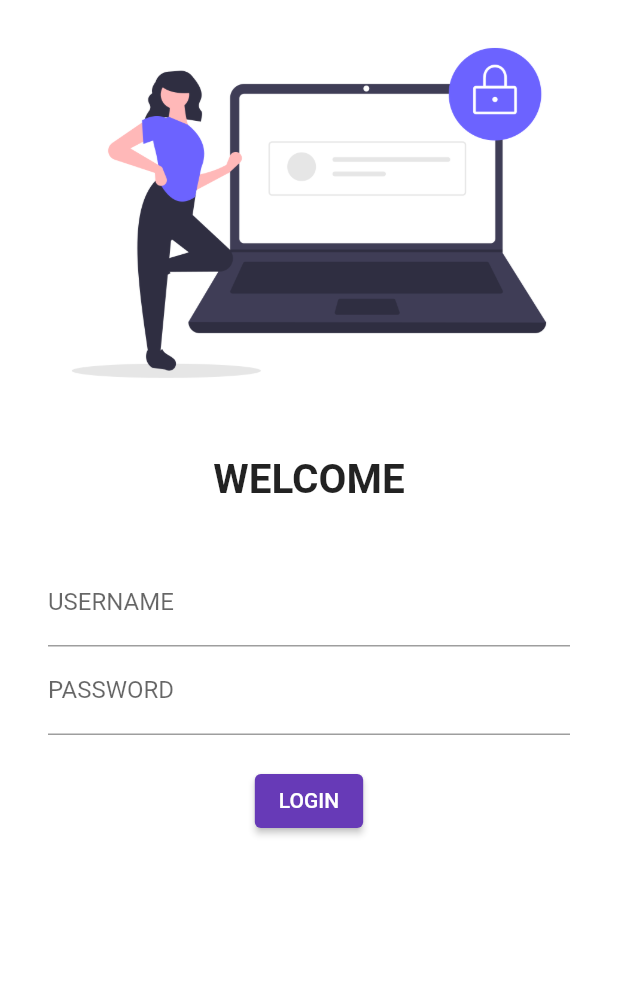
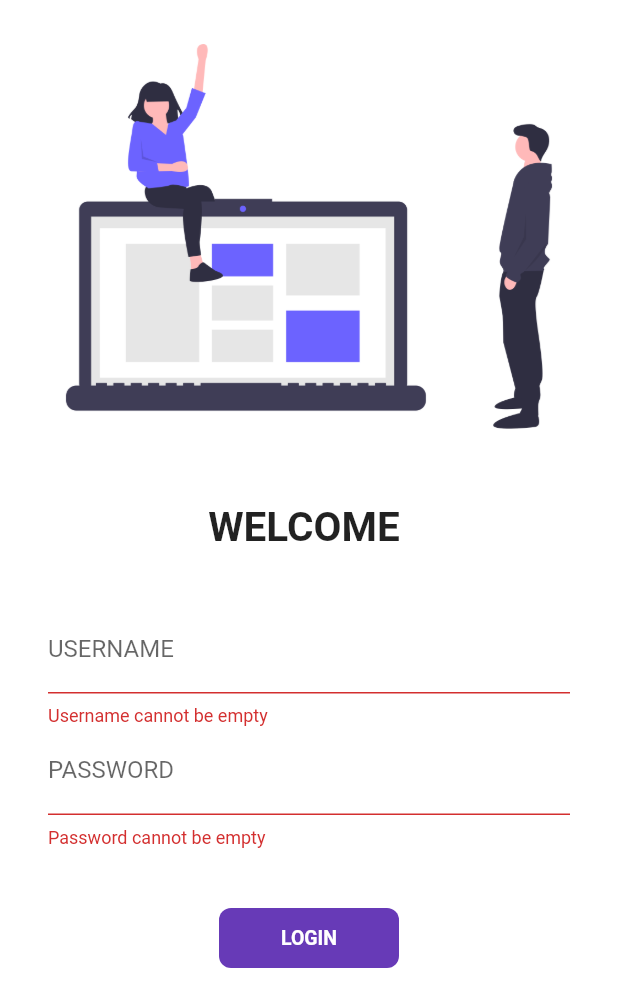
Before and after one commit to baki-debug/Catalog_app, a Flutter app: the screen it shows after launch, after a tap on "LOGIN", on a phone screen of 412 x 824 dp. Shown: the top 1007 px of the screen. Run offline on Flutter 3.47's test engine with Material 2 defaults, Android fonts, the phone set to English and light mode, and no system bars.

Commit message:
DAY 8 completed

```diff
--- a/lib/Pages/Login_page.dart
+++ b/lib/Pages/Login_page.dart
@@ -1,18 +1,42 @@
+import 'package:baki_app/utils/Routes.dart';
 import 'package:flutter/material.dart';
 
-class Loginpage extends StatelessWidget {
+class Loginpage extends StatefulWidget {
+  @override
+  _LoginpageState createState() => _LoginpageState();
+}
+
+class _LoginpageState extends State<Loginpage> {
+  String name = "";
+  bool changeButton = false;
+
+  final _formkey = GlobalKey<FormState>();
+
+  movetoHome(BuildContext context) async{
+    if (_formkey.currentState.validate()){
+    setState(() {
+      changeButton=true;
+    });
+    await Future.delayed(Duration(seconds: 1));
+    await Navigator.pushNamed(context, Myroutes.homeroute);
+    setState(() {
+      changeButton=false;
+    });
+  }}
   @override
   Widget build(BuildContext context) {
     return Material(
       color: Colors.white,
 
+       child: Form(
+       key: _formkey,
          child: Column(
              children: [
-           Image.asset("assets/images/login.png",
+             Image.asset("assets/images/undraw_social_friends_nsbv.png",
              fit: BoxFit.cover,),
                SizedBox(height: 20.0,),
            Text(
-           "WELCOME",
+             "WELCOME $name",
              style: TextStyle(
                fontWeight: FontWeight.bold,
                fontSize: 27,
@@ -21,6 +45,7 @@ class Loginpage extends StatelessWidget {
                SizedBox(height: 20.0,),
                Padding(
                  padding: const EdgeInsets.symmetric(vertical: 16.0 , horizontal: 32.0),
+                 child: SingleChildScrollView(
                    child: Column(
                      children: [
                        TextFormField(
@@ -28,6 +53,17 @@ class Loginpage extends StatelessWidget {
                            hintText: "Enter Username",
                            labelText: "USERNAME"
                          ),
+                         validator: (value){
+                           if(value.isEmpty){return "Username cannot be empty";
+                           }
+                           return null;
+                         },
+                         onChanged: (value) {
+                           name=value;
+                           setState(() {
+
+                           });
+                         },
                        ),
                        TextFormField(
                          obscureText: true,
@@ -35,17 +71,49 @@ class Loginpage extends StatelessWidget {
                              hintText: "Enter Password",
                              labelText: "PASSWORD"
                          ),
+
+                         validator: (value){
+                           if(value.isEmpty){return "Password cannot be empty";
+                           }
+                           else if(value.length<6){return "Password cannot be less than 6 characters";
+                           }
+                           return null;
+                         },
                        ),
-                   SizedBox(height: 20.0,),
-                   ElevatedButton(
-                       onPressed: () {
-                         print("Login successful");
-                   }, child: Text("LOGIN"),
-                   style: TextButton.styleFrom())
+                       SizedBox(height: 40.0,),
+                       Material(
+                         color: Colors.deepPurple,
+                         borderRadius: BorderRadius.circular(changeButton?50:8),
+
+                         child: InkWell(
+                           onTap: () => movetoHome(context),
+                           child: AnimatedContainer(
+                             duration: Duration(seconds: 1),
+                             width: changeButton?50:120,
+                             height: 40,
+                             alignment: Alignment.center,
+                             child: changeButton
+                             ?Icon(
+                               Icons.done,
+                               color:Colors.white
+                             )
+                                 :Text(
+                               "LOGIN",
+                               style: TextStyle(
+                                 color: Colors.white,
+                                 fontWeight: FontWeight.bold,
+                                 fontSize: 13,
+                               ),
+                             ),
+                             ),
+                           ),
+                         ),
                        ],
+                   ),
                  ),
                )
     ]
+         ),
        )
       );
   }
--- a/lib/main.dart
+++ b/lib/main.dart
@@ -1,4 +1,5 @@
 import 'package:baki_app/Pages/Login_page.dart';
+import 'package:baki_app/utils/Routes.dart';
 import 'package:flutter/material.dart';
 import 'Pages/Home_page.dart';
 
@@ -19,11 +20,11 @@ import 'Pages/Home_page.dart';
           darkTheme: ThemeData(
             brightness: Brightness.dark,
           ),
-          initialRoute: "/",
+          initialRoute: Myroutes.loginroute,
           routes: {
-            "/" : (context) => Loginpage(),
-            "/home" : (context) => Homepage(),
-            "/login" : (context) => Loginpage()
+            Myroutes.loginroute: (context) => Loginpage(),
+            Myroutes.homeroute: (context) => Homepage(),
+
           },
         );
       }
--- /dev/null
+++ b/lib/utils/Routes.dart
@@ -0,0 +1,4 @@
+class Myroutes{
+static String loginroute="/login";
+static String homeroute="/home";
+}
```
Also changed, not shown: assets/images/undraw_social_friends_nsbv.png (added). Lines whose indentation alone changed are shown as unchanged.
